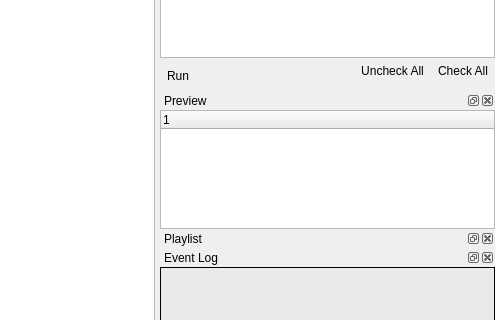
UltraStar-Deluxe/UltraStar-Manager, file uman/src/QUMainWindow.ui: the form before one commit; both pictures show x 180 to 675 and y 285 to 605 of the 675 by 753 pixel window.
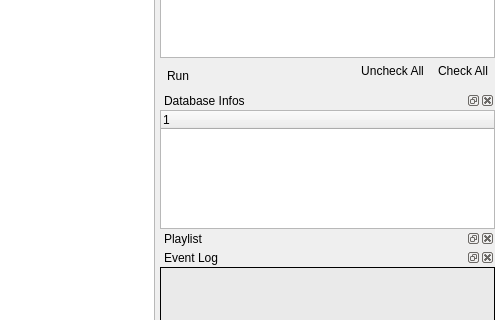
The form after the commit. Icons and pictures are not drawn. Custom widgets are drawn as their Qt base class.

Commit message: "preview window" renamed to "database infos" - now corresponding to the icon and the content :)

```diff
--- a/uman/src/QUMainWindow.ui
+++ b/uman/src/QUMainWindow.ui
@@ -730,7 +730,7 @@
         <item>
          <widget class="QDockWidget" name="previewDock" >
           <property name="windowTitle" >
-           <string>Preview</string>
+           <string>Database Infos</string>
           </property>
           <widget class="QWidget" name="dockWidgetContents_4" >
            <property name="geometry" >
```
The commit also changes 2 other files.
